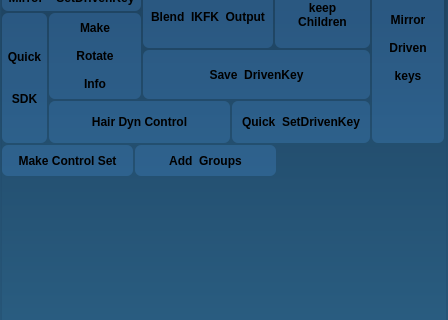
First picture: the form in RootUI.ui, repository zclongpop123/RiggingTeamTools, before the edit; both pictures show x 0 to 448 and y 183 to 503 of the 448 by 679 pixel window.
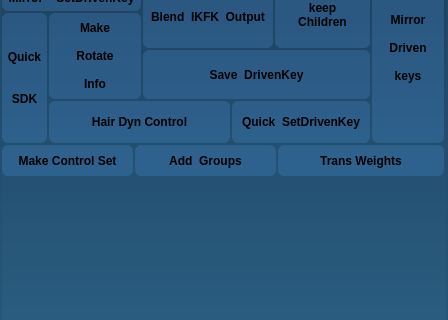
Second picture: the form after the edit. The open tabs and pages were chosen to show the change.

Commit message: create script for trans weights..

What changed in the file:
```diff
--- a/RootUI.ui
+++ b/RootUI.ui
@@ -1068,6 +1068,40 @@
                     <string>Add  Groups</string>
                    </property>
                   </widget>
+                  <widget class="QPushButton" name="btn_transWeights">
+                   <property name="geometry">
+                    <rect>
+                     <x>276</x>
+                     <y>192</y>
+                     <width>166</width>
+                     <height>31</height>
+                    </rect>
+                   </property>
+                   <property name="sizePolicy">
+                    <sizepolicy hsizetype="Minimum" vsizetype="Minimum">
+                     <horstretch>0</horstretch>
+                     <verstretch>0</verstretch>
+                    </sizepolicy>
+                   </property>
+                   <property name="minimumSize">
+                    <size>
+                     <width>0</width>
+                     <height>0</height>
+                    </size>
+                   </property>
+                   <property name="font">
+                    <font>
+                     <weight>75</weight>
+                     <bold>true</bold>
+                    </font>
+                   </property>
+                   <property name="styleSheet">
+                    <string notr="true"/>
+                   </property>
+                   <property name="text">
+                    <string>Trans Weights</string>
+                   </property>
+                  </widget>
                  </widget>
                 </item>
                </layout>
```
Left out of the diff: 2 changed lines with no effect on the pictures. The commit also changes 7 other files.
